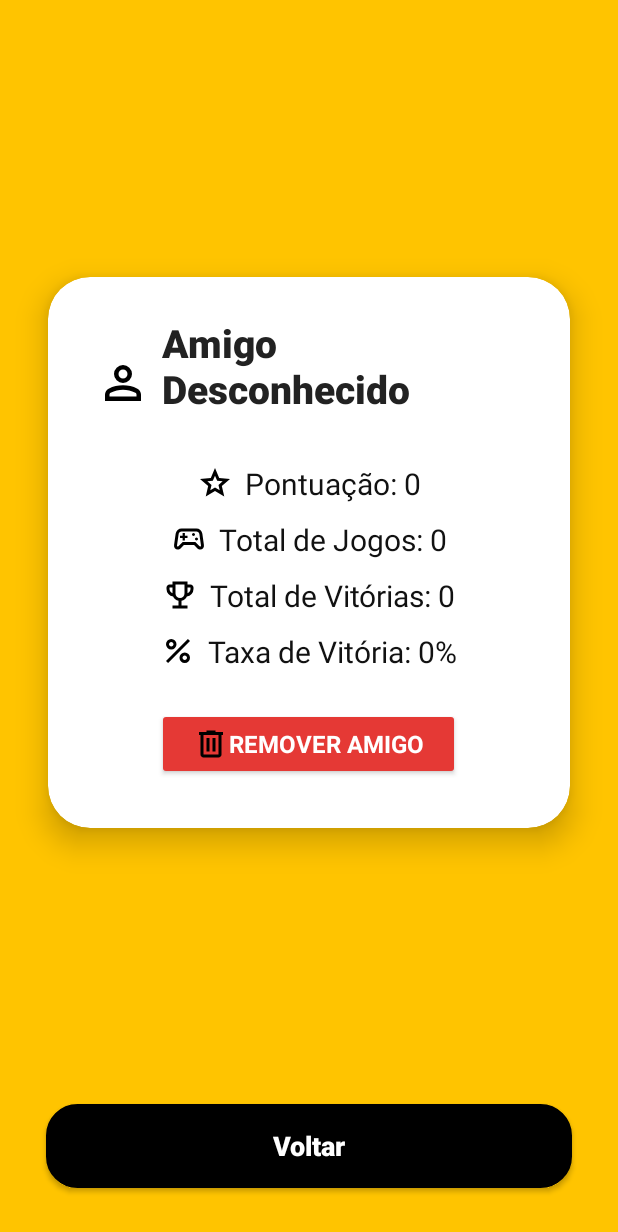
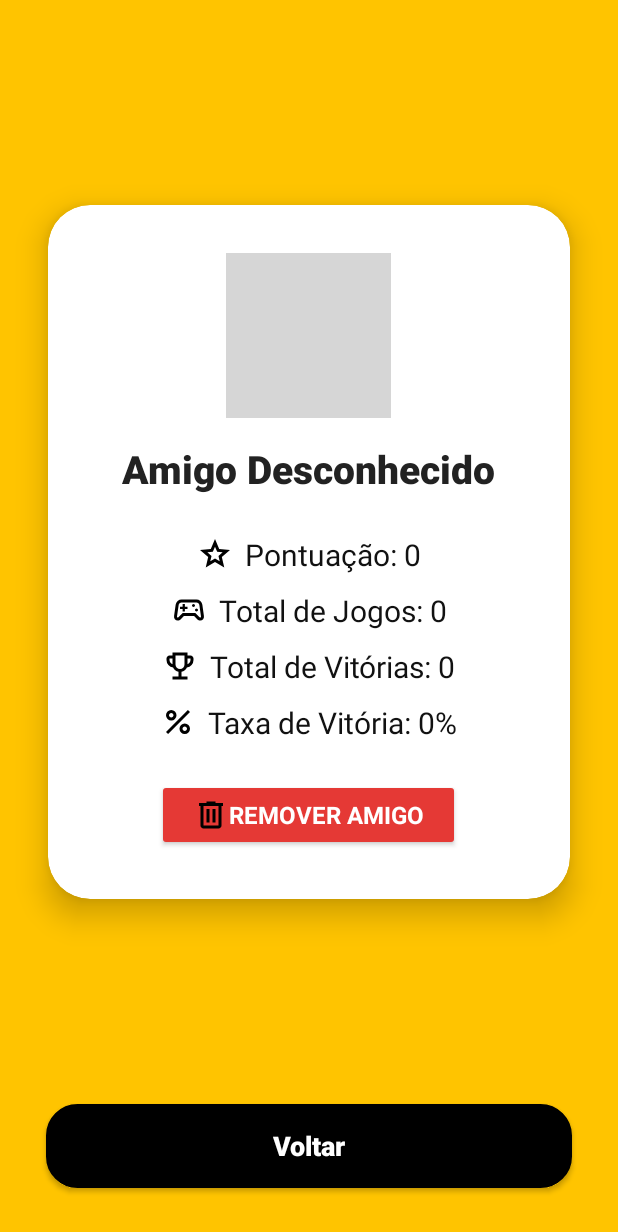
Before and after one commit to ratoooooo/BrainBrawl, an Android app: the PerfilAmigoActivity screen opened directly, with no data from a screen before it, on a phone screen of 412 x 824 dp. Shown: the top 1232 px of the screen. Run offline under Robolectric (Android 15) with nearby library versions, the phone set to English and light mode, and no system bars; our stand-ins replace Firebase (no records; nobody signed in at launch, a user with empty details on screens opened directly); grey boxes are pictures that could not be loaded.

Commit message:
Alterações feita: Agora o jogador pode ver o avatar dos amigos e quando abre o perfil do mesmo tambem consgue ver

```diff
--- a/app/src/main/java/com/example/brainbrawl/PerfilAmigoActivity.kt
+++ b/app/src/main/java/com/example/brainbrawl/PerfilAmigoActivity.kt
@@ -8,12 +8,13 @@ import com.example.brainbrawl.databinding.ActivityPerfilAmigoBinding
 import com.google.firebase.database.FirebaseDatabase
 
 class PerfilAmigoActivity : AppCompatActivity() {
-    /// Acessar os elementos do layout
+    // Acessar os elementos do layout
     private val binding by lazy {
         ActivityPerfilAmigoBinding.inflate(layoutInflater)
     }
     // Acessar a base de dados
     private val database = FirebaseDatabase.getInstance().reference
+
     override fun onCreate(savedInstanceState: Bundle?) {
         super.onCreate(savedInstanceState)
         setContentView(binding.root)
@@ -22,6 +23,7 @@ class PerfilAmigoActivity : AppCompatActivity() {
         val nomeAmigo = intent.getStringExtra("nomeAmigo") ?: "Amigo Desconhecido"
         val nomeUtilizador = intent.getStringExtra("nomeUtilizador") ?: ""
 
+        // Buscar os dados do amigo na base de dados
         database.child("jogadores").child(nomeAmigo).get().addOnSuccessListener { dataSnapshot ->
             // Verifica se o amigo existe na base de dados
             if (dataSnapshot.exists()) {
@@ -30,6 +32,11 @@ class PerfilAmigoActivity : AppCompatActivity() {
                 val totalJogos = dataSnapshot.child("totalJogos").getValue(Int::class.java) ?: 0
                 val totalVitorias = dataSnapshot.child("totalVitorias").getValue(Int::class.java) ?: 0
                 val taxaVitorias = if (totalJogos > 0) ((totalVitorias.toDouble() / totalJogos) * 100).toInt() else 0
+
+                // Buscar o nome do avatar guardado na base de dados
+                val nomeAvatar = dataSnapshot.child("avatar").getValue(String::class.java) ?: "avatar_1_playstore"
+                val resId = resources.getIdentifier(nomeAvatar, "drawable", packageName)
+                binding.imgAvatarAmigo.setImageResource(resId)
 
                 // Mostrar os dados do amigo no layout
                 binding.txtNomeAmigo.text = nomeAmigo
@@ -58,8 +65,9 @@ class PerfilAmigoActivity : AppCompatActivity() {
                     startActivity(intent)
                     finish()
                 }
-            }
-            else {
+            } else {
+                // Se não existir, mostrar valores default
+                binding.imgAvatarAmigo.setImageResource(R.drawable.avatar_1_playstore)
                 binding.txtNomeAmigo.text = nomeAmigo
                 binding.txtPontuacao.text = "Pontuação: 0"
                 binding.txtTotalJogos.text = "Total de Jogos: 0"
--- a/app/src/main/res/layout/activity_perfil_amigo.xml
+++ b/app/src/main/res/layout/activity_perfil_amigo.xml
@@ -6,7 +6,7 @@
     android:layout_height="match_parent"
     android:background="#FFC400">
 
-    <!-- Card Centralizado ao centro vertical e horizontal -->
+    <!-- Card Centralizado -->
     <androidx.cardview.widget.CardView
         android:id="@+id/cardPerfil"
         android:layout_width="0dp"
@@ -30,21 +30,16 @@
             android:orientation="vertical"
             android:padding="32dp">
 
-            <!-- Avatar e Nome -->
-            <LinearLayout
-                android:layout_width="wrap_content"
-                android:layout_height="wrap_content"
-                android:gravity="center"
-                android:orientation="horizontal">
+            <!-- AVATAR GRANDE -->
+            <ImageView
+                android:id="@+id/imgAvatarAmigo"
+                android:layout_width="110dp"
+                android:layout_height="110dp"
+                android:layout_marginBottom="16dp"
+                android:scaleType="centerCrop"
+                android:contentDescription="Avatar do amigo" />
 
-                <ImageView
-                    android:id="@+id/iconAvatar"
-                    android:layout_width="36dp"
-                    android:layout_height="36dp"
-                    android:layout_marginEnd="8dp"
-                    android:contentDescription="Avatar"
-                    android:src="@drawable/ic_solo" />
-
+            <!-- Nome do Amigo -->
             <TextView
                 android:id="@+id/txtNomeAmigo"
                 android:layout_width="wrap_content"
@@ -55,7 +50,6 @@
                 android:textColor="#222222"
                 android:textSize="26sp"
                 android:textStyle="bold" />
-            </LinearLayout>
 
             <!-- Pontuação -->
             <LinearLayout
```
Also changed, not shown: app/src/main/java/com/example/brainbrawl/AmigoAdapter.kt (+9 -1 lines), app/src/main/java/com/example/brainbrawl/AmigosActivity.kt (+29 -5 lines), app/src/main/res/layout/item_amigo.xml (+7 -1 lines). Lines whose indentation alone changed are shown as unchanged.
